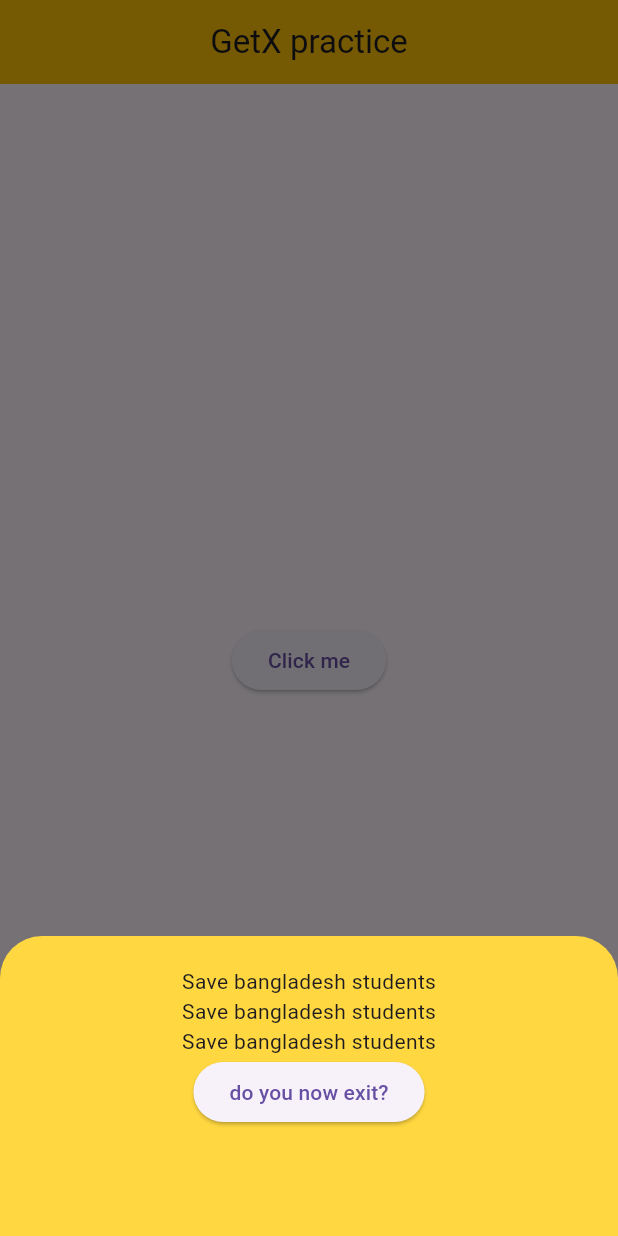
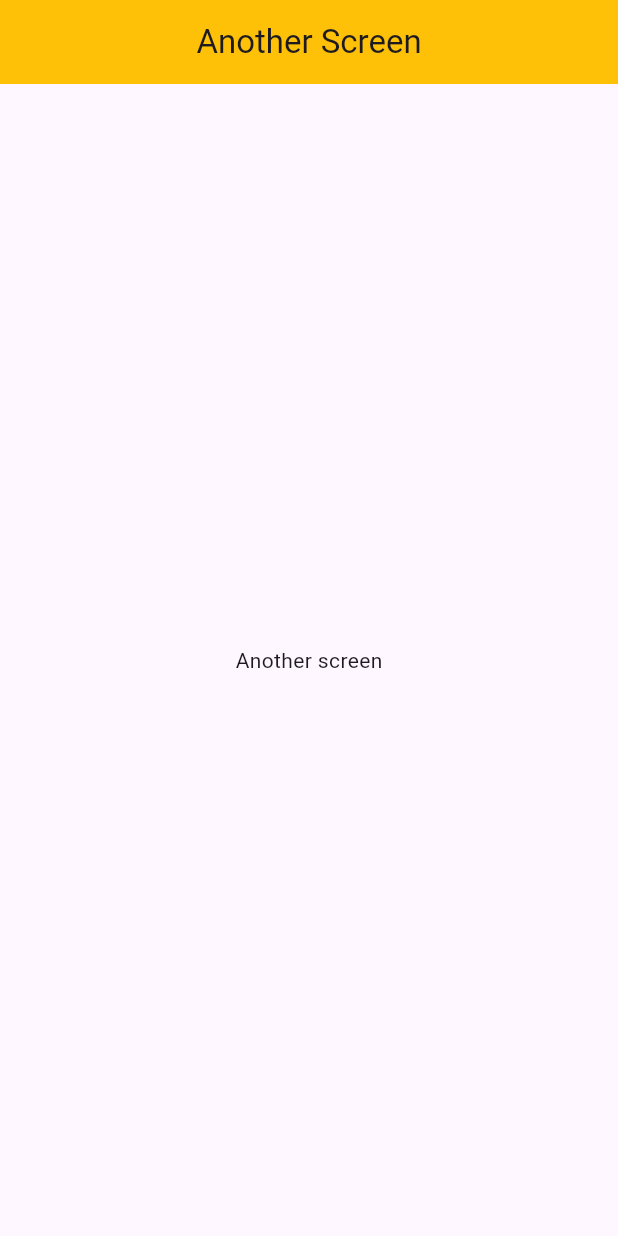
Before and after one commit to alazad214/getx, a Flutter app: the screen it shows after launch, after a tap on "Click me", on a phone screen of 412 x 824 dp. Run offline on Flutter 3.47's test engine with Material 3 defaults, Android fonts, the phone set to English and light mode, and no system bars; our stand-ins replace get.

Commit message:
getx routing

```diff
--- /dev/null
+++ b/lib/screens/another_screen.dart
@@ -0,0 +1,19 @@
+import 'package:flutter/material.dart';
+
+class AnotherScreen extends StatelessWidget {
+  const AnotherScreen({super.key});
+
+  @override
+  Widget build(BuildContext context) {
+    return Scaffold(
+      appBar: AppBar(
+        title: const Text('Another Screen'),
+        backgroundColor: Colors.amber,
+        centerTitle: true,
+      ),
+      body: const Center(
+        child: Text('Another screen'),
+      ),
+    );
+  }
+}
--- a/lib/screens/home.dart
+++ b/lib/screens/home.dart
@@ -1,5 +1,6 @@
 import 'package:flutter/material.dart';
 import 'package:get/get.dart';
+import 'package:getx_example/screens/another_screen.dart';
 
 class Home extends StatelessWidget {
   const Home({super.key});
@@ -15,23 +16,9 @@ class Home extends StatelessWidget {
       body: Center(
         child: ElevatedButton(
             onPressed: () {
-              Get.bottomSheet(
-                backgroundColor: Colors.amberAccent,
-                Container(
-                  padding: const EdgeInsets.symmetric(vertical: 20),
-                  height: 200,
-                  width: double.infinity,
-                  child:  Column(
-                    children: [
-                      Text("Save bangladesh students"),
-                      Text("Save bangladesh students"),
-                      Text("Save bangladesh students"),
-                      ElevatedButton(onPressed: (){}, child: Text("do you now exit?"))
-                    ],
-                  ),
-                ),
-                enableDrag: true,
-              );
+            //Get.to(()=>AnotherScreen());
+           // Get.off(()=>AnotherScreen());
+            Get.offAll(()=>AnotherScreen());
             },
             child: const Text("Click me")),
       ),
```
